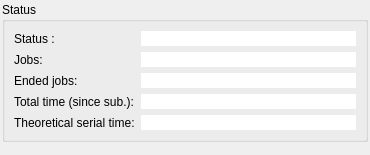
Above: python/soma/workflow/gui/GroupInfo.ui from populse/soma-workflow before the change. Below: the same form after it.
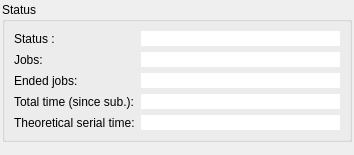
That is the form after the change.

Diff of the .ui file:
```diff
--- a/python/soma/workflow/gui/GroupInfo.ui
+++ b/python/soma/workflow/gui/GroupInfo.ui
@@ -6,10 +6,16 @@
    <rect>
     <x>0</x>
     <y>0</y>
-    <width>370</width>
+    <width>354</width>
     <height>155</height>
    </rect>
   </property>
+  <property name="minimumSize">
+   <size>
+    <width>354</width>
+    <height>0</height>
+   </size>
+  </property>
   <property name="windowTitle">
    <string>Form</string>
   </property>
```
